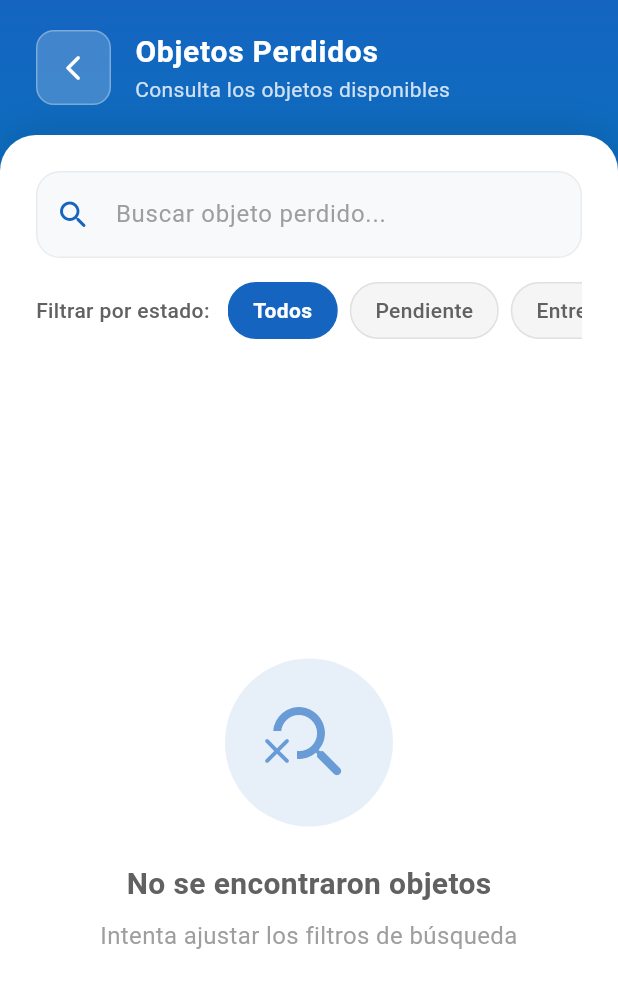
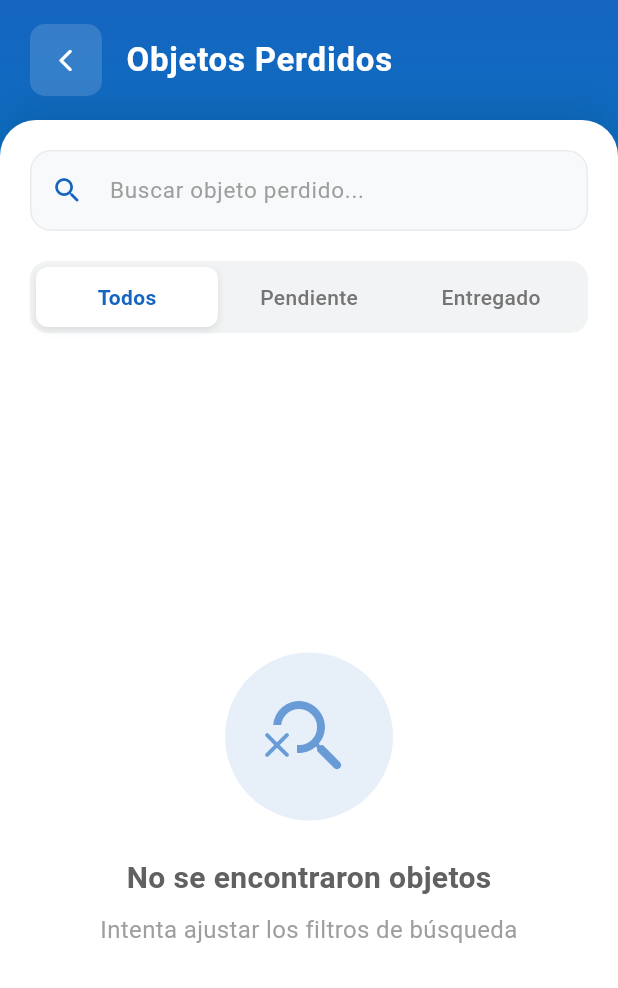
Before and after one commit to nkmelndz/objetos-perdidos-upt, a Flutter app: the ObjectsViewReadOnly screen opened directly, on a phone screen of 412 x 824 dp. Shown: the top 988 px of the screen. Run offline on Flutter 3.47's test engine with Material 3 defaults, Android fonts, the phone set to English and light mode, and no system bars; our stand-ins replace cloud_firestore, firebase_auth, firebase_core; accounts and stored records are empty; Roboto replaces fonts that are missing (SF Pro Display).

Commit message:
objetos perdidos completados

```diff
--- a/lib/features/objects/views/objects_view_readonly.dart
+++ b/lib/features/objects/views/objects_view_readonly.dart
@@ -85,31 +85,27 @@ class _ObjectsViewReadOnlyState extends State<ObjectsViewReadOnly>
         child: SafeArea(
           child: Column(
             children: [
-              // Header moderno
+              // Header simplificado
               FadeTransition(
                 opacity: _fadeAnimation,
                 child: Container(
                   padding: EdgeInsets.symmetric(
-                    horizontal: isTablet ? 32.0 : 24.0,
-                    vertical: 20.0,
+                    horizontal: isTablet ? 32.0 : 20.0,
+                    vertical: 16.0,
                   ),
                   child: Row(
                     children: [
-                      // Botón de regreso moderno
+                      // Botón de regreso minimalista
                       Container(
                         decoration: BoxDecoration(
-                          color: Colors.white.withOpacity(0.2),
-                          borderRadius: BorderRadius.circular(12),
-                          border: Border.all(
-                            color: Colors.white.withOpacity(0.3),
-                            width: 1,
-                          ),
+                          color: Colors.white.withOpacity(0.15),
+                          borderRadius: BorderRadius.circular(10),
                         ),
                         child: IconButton(
                           icon: const Icon(
                             Icons.arrow_back_ios_rounded,
                             color: Colors.white,
-                            size: 20,
+                            size: 18,
                           ),
                           onPressed: () {
                             HapticFeedback.selectionClick();
@@ -118,29 +114,15 @@ class _ObjectsViewReadOnlyState extends State<ObjectsViewReadOnly>
                         ),
                       ),
                       const SizedBox(width: 16),
-                      // Título
-                      Expanded(
-                        child: Column(
-                          crossAxisAlignment: CrossAxisAlignment.start,
-                          children: [
+                      // Título simplificado
                       Text(
                         'Objetos Perdidos',
                         style: TextStyle(
                           color: Colors.white,
-                                fontSize: isTablet ? 24 : 20,
+                          fontSize: isTablet ? 26 : 22,
                           fontWeight: FontWeight.w700,
                           letterSpacing: 0.5,
-                              ),
-                            ),
-                            Text(
-                              'Consulta los objetos disponibles',
-                              style: TextStyle(
-                                color: Colors.white.withOpacity(0.8),
-                                fontSize: isTablet ? 16 : 14,
-                                fontWeight: FontWeight.w400,
-                              ),
-                            ),
-                          ],
+                          fontFamily: 'SF Pro Display',
                         ),
                       ),
                     ],
@@ -169,16 +151,16 @@ class _ObjectsViewReadOnlyState extends State<ObjectsViewReadOnly>
                     position: _slideAnimation,
                     child: Column(
                       children: [
-                        // Barra de búsqueda y filtros
+                        // Barra de búsqueda y filtros mejorados
                         Padding(
-                          padding: EdgeInsets.all(isTablet ? 32.0 : 24.0),
+                          padding: EdgeInsets.all(isTablet ? 24.0 : 20.0),
                           child: Column(
                             children: [
-                              // Campo de búsqueda moderno
+                              // Campo de búsqueda
                               Container(
                                 decoration: BoxDecoration(
                                   color: const Color(0xFFF8F9FA),
-                                  borderRadius: BorderRadius.circular(16),
+                                  borderRadius: BorderRadius.circular(14),
                                   border: Border.all(
                                     color: const Color(0xFFE9ECEF),
                                     width: 1,
@@ -189,17 +171,17 @@ class _ObjectsViewReadOnlyState extends State<ObjectsViewReadOnly>
                                     hintText: 'Buscar objeto perdido...',
                                     hintStyle: TextStyle(
                                       color: Colors.grey[500],
-                                      fontSize: 16,
+                                      fontSize: 15,
                                     ),
                                     prefixIcon: Icon(
                                       Icons.search_rounded,
                                       color: const Color(0xFF1565C0),
-                                      size: 24,
+                                      size: 22,
                                     ),
                                     border: InputBorder.none,
                                     contentPadding: const EdgeInsets.symmetric(
-                                      horizontal: 20,
-                                      vertical: 16,
+                                      horizontal: 18,
+                                      vertical: 14,
                                     ),
                                   ),
                                   onChanged: (value) {
@@ -209,26 +191,20 @@ class _ObjectsViewReadOnlyState extends State<ObjectsViewReadOnly>
                                 ),
                               ),
 
-                              const SizedBox(height: 16),
+                              const SizedBox(height: 20),
 
-                              // Filtros como chips
-                              Row(
-                                children: [
-                                  Text(
-                                    'Filtrar por estado:',
-                                    style: TextStyle(
-                                      color: Colors.grey[700],
-                                      fontSize: 14,
-                                      fontWeight: FontWeight.w500,
+                              // Filtros mejorados como segmented control
+                              Container(
+                                width: double.infinity,
+                                padding: const EdgeInsets.all(4),
+                                decoration: BoxDecoration(
+                                  color: const Color(0xFFF1F3F4),
+                                  borderRadius: BorderRadius.circular(12),
                                 ),
-                                  ),
-                                  const SizedBox(width: 12),
-                                  Expanded(
-                                    child: SingleChildScrollView(
-                                      scrollDirection: Axis.horizontal,
                                 child: Row(
                                   children: [
-                                          _buildFilterChip(
+                                    Expanded(
+                                      child: _buildSegmentedButton(
                                         label: 'Todos',
                                         isSelected: _viewModel.currentFilter == null,
                                         onTap: () {
@@ -236,8 +212,9 @@ class _ObjectsViewReadOnlyState extends State<ObjectsViewReadOnly>
                                           setState(() {});
                                         },
                                       ),
-                                          const SizedBox(width: 8),
-                                          _buildFilterChip(
+                                    ),
+                                    Expanded(
+                                      child: _buildSegmentedButton(
                                         label: 'Pendiente',
                                         isSelected: _viewModel.currentFilter == ObjectStatus.pendiente,
                                         onTap: () {
@@ -245,8 +222,9 @@ class _ObjectsViewReadOnlyState extends State<ObjectsViewReadOnly>
                                           setState(() {});
                                         },
                                       ),
-                                          const SizedBox(width: 8),
-                                          _buildFilterChip(
+                                    ),
+                                    Expanded(
+                                      child: _buildSegmentedButton(
                                         label: 'Entregado',
                                         isSelected: _viewModel.currentFilter == ObjectStatus.entregado,
                                         onTap: () {
@@ -254,11 +232,9 @@ class _ObjectsViewReadOnlyState extends State<ObjectsViewReadOnly>
                                           setState(() {});
                                         },
                                       ),
+                                    ),
                                   ],
                                 ),
-                                    ),
-                                  ),
-                                ],
                               ),
                             ],
                           ),
@@ -310,7 +286,7 @@ class _ObjectsViewReadOnlyState extends State<ObjectsViewReadOnly>
     );
   }
 
-  Widget _buildFilterChip({
+  Widget _buildSegmentedButton({
     required String label,
     required bool isSelected,
     required VoidCallback onTap,
@@ -322,25 +298,30 @@ class _ObjectsViewReadOnlyState extends State<ObjectsViewReadOnly>
       },
       child: AnimatedContainer(
         duration: const Duration(milliseconds: 200),
-        padding: const EdgeInsets.symmetric(horizontal: 16, vertical: 8),
+        padding: const EdgeInsets.symmetric(horizontal: 16, vertical: 10),
         decoration: BoxDecoration(
           color: isSelected
-              ? const Color(0xFF1565C0)
-              : Colors.grey[100],
-          borderRadius: BorderRadius.circular(20),
-          border: Border.all(
-            color: isSelected
-                ? const Color(0xFF1565C0)
-                : Colors.grey[300]!,
-            width: 1,
+              ? Colors.white
+              : Colors.transparent,
+          borderRadius: BorderRadius.circular(8),
+          boxShadow: isSelected ? [
+            BoxShadow(
+              color: Colors.black.withOpacity(0.1),
+              blurRadius: 4,
+              offset: const Offset(0, 2),
             ),
+          ] : null,
         ),
+        child: Center(
           child: Text(
             label,
             style: TextStyle(
-            color: isSelected ? Colors.white : Colors.grey[700],
+              color: isSelected
+                  ? const Color(0xFF1565C0)
+                  : Colors.grey[600],
               fontSize: 14,
               fontWeight: isSelected ? FontWeight.w600 : FontWeight.w500,
+            ),
           ),
         ),
       ),
```
Lines whose indentation alone changed are shown as unchanged.
